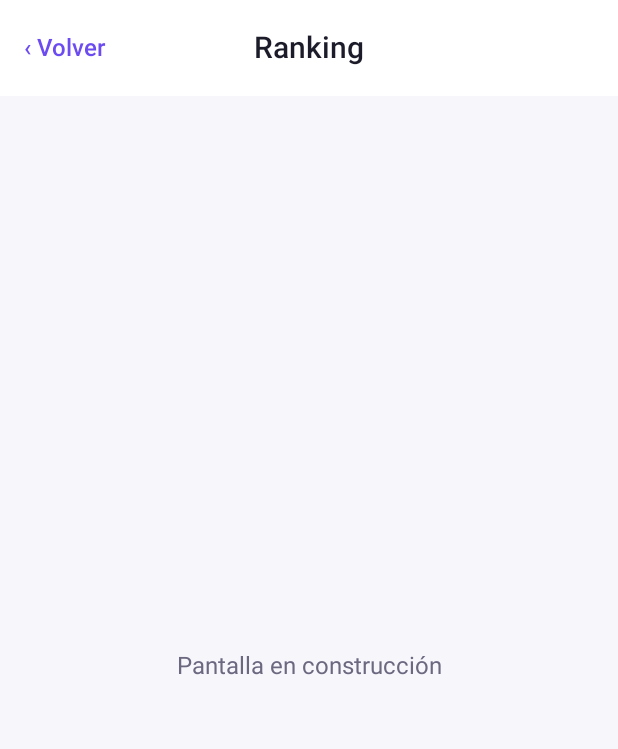
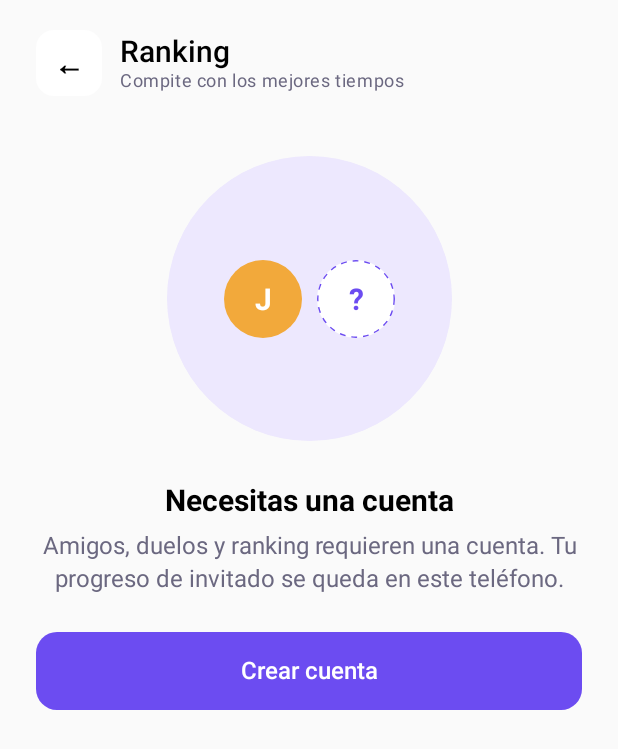
Before and after one commit to Daniel8854/Puzzle-App, an Android app built with Jetpack Compose: the ranking screen opened through its navigation route, on a phone screen of 412 x 824 dp. Shown: the top 749 px of the screen. Run offline under Robolectric (Android 15) with nearby library versions, the phone set to English and light mode, and no system bars.

Commit message:
T-17: modo invitado con progreso local y secciones bloqueadas

```diff
--- a/app/src/main/java/co/edu/univalle/puzzle/ui/navegacion/SeccionProtegida.kt
+++ b/app/src/main/java/co/edu/univalle/puzzle/ui/navegacion/SeccionProtegida.kt
@@ -1,11 +1,43 @@
 package co.edu.univalle.puzzle.ui.navegacion
 
+import androidx.compose.foundation.background
+import androidx.compose.foundation.layout.Arrangement
+import androidx.compose.foundation.layout.Box
+import androidx.compose.foundation.layout.Column
+import androidx.compose.foundation.layout.Row
+import androidx.compose.foundation.layout.Spacer
+import androidx.compose.foundation.layout.fillMaxSize
+import androidx.compose.foundation.layout.fillMaxWidth
+import androidx.compose.foundation.layout.height
+import androidx.compose.foundation.layout.padding
+import androidx.compose.foundation.layout.size
+import androidx.compose.foundation.layout.systemBarsPadding
+import androidx.compose.foundation.shape.CircleShape
+import androidx.compose.material3.MaterialTheme
+import androidx.compose.material3.Text
 import androidx.compose.runtime.Composable
+import androidx.compose.runtime.getValue
+import androidx.compose.ui.Alignment
+import androidx.compose.ui.Modifier
+import androidx.compose.ui.draw.clip
+import androidx.compose.ui.draw.drawBehind
+import androidx.compose.ui.graphics.Color
+import androidx.compose.ui.graphics.PathEffect
+import androidx.compose.ui.graphics.drawscope.Stroke
+import androidx.compose.ui.text.font.FontWeight
+import androidx.compose.ui.text.style.TextAlign
+import androidx.compose.ui.tooling.preview.Preview
+import androidx.compose.ui.unit.dp
+import androidx.compose.ui.unit.sp
+import androidx.lifecycle.compose.collectAsStateWithLifecycle
+import co.edu.univalle.puzzle.datos.local.SesionLocal
+import co.edu.univalle.puzzle.ui.acceso.BotonPrincipal
+import co.edu.univalle.puzzle.ui.acceso.EncabezadoAcceso
+import co.edu.univalle.puzzle.ui.tema.PuzzleTheme
 
 /**
- * Envuelve las secciones que requieren cuenta (Amigos, Duelo VS, Ranking).
- * Provisional: muestra el contenido siempre. T-17 la reemplaza para bloquearlas
- * al invitado con la pantalla 26.
+ * Envuelve las secciones que requieren cuenta: Amigos, Duelo VS y Ranking (T-17, RF-03).
+ * Al invitado le muestra la pantalla 26 con la invitación a registrarse; con cuenta muestra [contenido].
  */
 @Composable
 fun SeccionProtegida(
@@ -14,5 +46,69 @@ fun SeccionProtegida(
     alVolver: () -> Unit,
     contenido: @Composable () -> Unit
 ) {
-    contenido()
+    val cuenta by SesionLocal.cuentaId.collectAsStateWithLifecycle()
+    if (cuenta == SesionLocal.INVITADO) {
+        FuncionBloqueada(titulo, alCrearCuenta, alVolver)
+    } else {
+        contenido()
+    }
 }
+
+/** Subtítulo de cada sección bloqueada, como en el encabezado del diseño. */
+private fun subtituloDe(titulo: String) = when (titulo) {
+    "Duelo VS" -> "Reta a un amigo al mismo puzzle"
+    "Amigos" -> "Juega duelos con tus amigos"
+    "Ranking" -> "Compite con los mejores tiempos"
+    else -> null
+}
+
+/** Pantalla 26 · Invitado · Función bloqueada. */
+@Composable
+fun FuncionBloqueada(titulo: String, alCrearCuenta: () -> Unit, alVolver: () -> Unit) {
+    Column(
+        Modifier.fillMaxSize().systemBarsPadding().padding(horizontal = 24.dp, vertical = 20.dp),
+        horizontalAlignment = Alignment.CenterHorizontally
+    ) {
+        Box(Modifier.fillMaxWidth()) { EncabezadoAcceso(titulo, subtituloDe(titulo), alVolver) }
+        Spacer(Modifier.height(40.dp))
+        Box(
+            Modifier.size(190.dp).clip(CircleShape).background(MaterialTheme.colorScheme.primaryContainer),
+            contentAlignment = Alignment.Center
+        ) {
+            Row(horizontalArrangement = Arrangement.spacedBy(10.dp), verticalAlignment = Alignment.CenterVertically) {
+                Box(
+                    Modifier.size(52.dp).clip(CircleShape).background(Color(0xFFF2A93B)),
+                    contentAlignment = Alignment.Center
+                ) { Text("J", color = Color.White, fontWeight = FontWeight.Bold, fontSize = 20.sp) }
+                val morado = MaterialTheme.colorScheme.primary
+                Box(
+                    Modifier
+                        .size(52.dp)
+                        .clip(CircleShape)
+                        .background(Color.White)
+                        .drawBehind {
+                            drawCircle(
+                                morado,
+                                style = Stroke(2.dp.toPx(), pathEffect = PathEffect.dashPathEffect(floatArrayOf(6f, 6f)))
+                            )
+                        },
+                    contentAlignment = Alignment.Center
+                ) { Text("?", color = morado, fontWeight = FontWeight.Bold, fontSize = 20.sp) }
+            }
+        }
+        Spacer(Modifier.height(28.dp))
+        Text("Necesitas una cuenta", style = MaterialTheme.typography.titleLarge, fontWeight = FontWeight.Bold)
+        Spacer(Modifier.height(8.dp))
+        Text(
+            "Amigos, duelos y ranking requieren una cuenta. Tu progreso de invitado se queda en este teléfono.",
+            textAlign = TextAlign.Center,
+            color = MaterialTheme.colorScheme.onSurfaceVariant
+        )
+        Spacer(Modifier.height(24.dp))
+        BotonPrincipal("Crear cuenta", habilitado = true, alPulsar = alCrearCuenta)
+    }
+}
+
+@Preview(showBackground = true, widthDp = 360, heightDp = 760, name = "26 · Invitado · Función bloqueada")
+@Composable
+private fun VistaBloqueada() = PuzzleTheme { FuncionBloqueada("Duelo VS", {}, {}) }
```
Also changed, not shown: app/src/main/java/co/edu/univalle/puzzle/datos/progreso/RepositorioProgreso.kt (added, +49 -0 lines), 1 other file.
